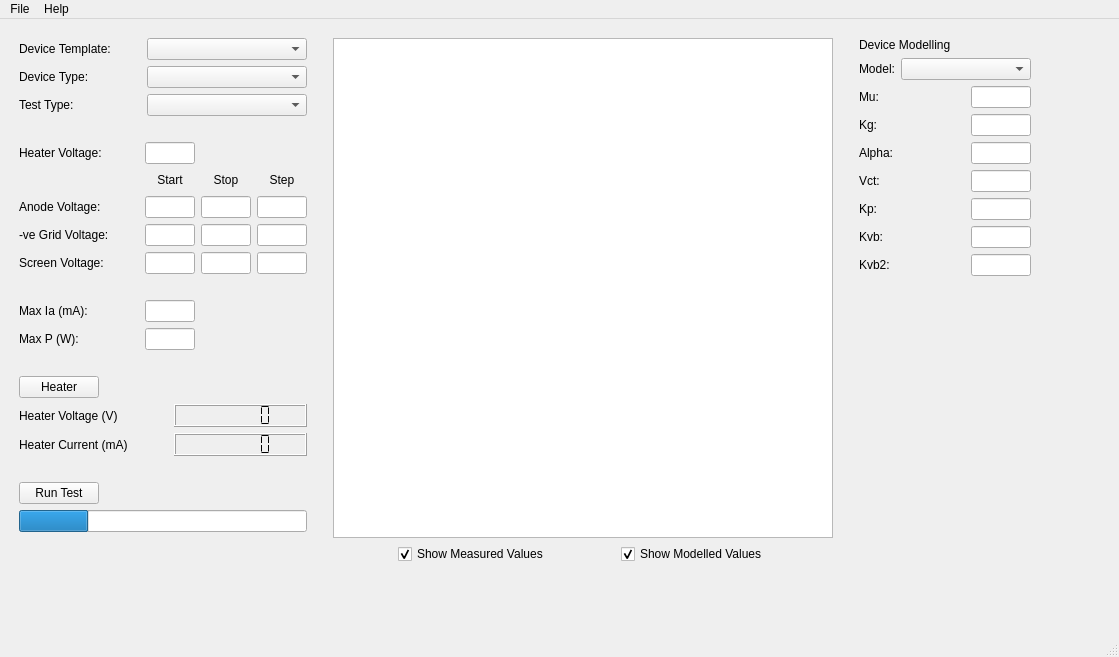
Before: the Qt Designer form valveanalyser.ui in olivergardiner/ValveTester, drawn with Qt 5.
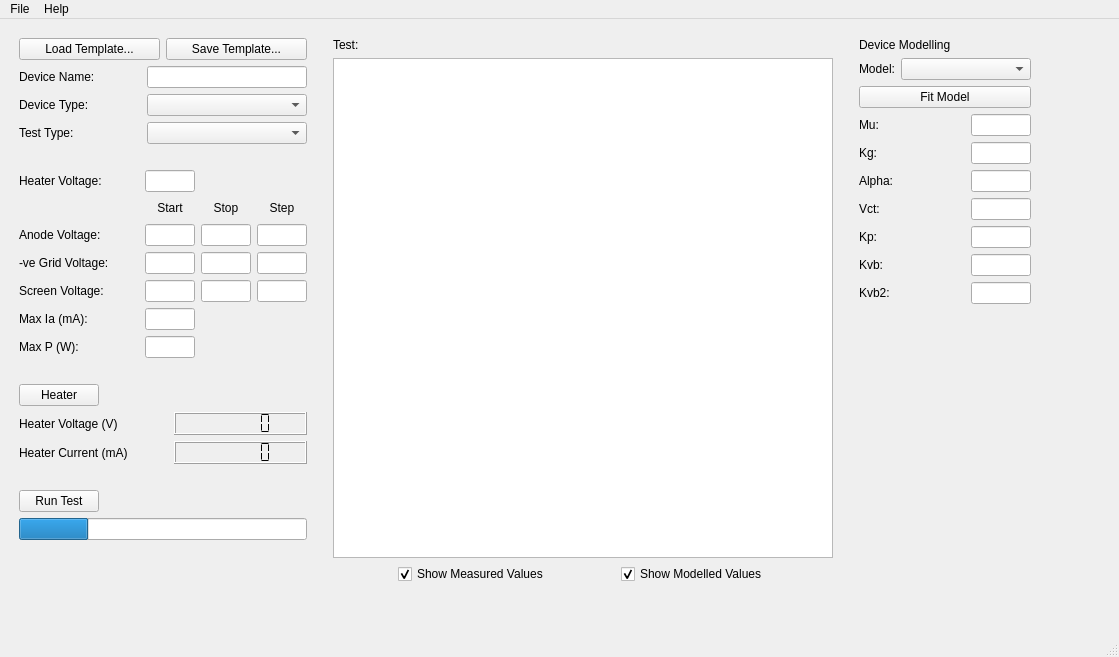
After: the same form once the commit is applied.

Commit message: Added plotting and modelling for Transfer Characteristics (screen characteristics still missing)

Patch:
```diff
--- a/valveanalyser.ui
+++ b/valveanalyser.ui
@@ -26,23 +26,35 @@
     <layout class="QHBoxLayout" name="horizontalLayout">
      <item>
       <layout class="QVBoxLayout" name="verticalLayout">
+       <item>
+        <layout class="QHBoxLayout" name="horizontalLayout_22">
+         <item>
+          <widget class="QPushButton" name="pushButton_2">
+           <property name="text">
+            <string>Load Template...</string>
+           </property>
+          </widget>
+         </item>
+         <item>
+          <widget class="QPushButton" name="pushButton">
+           <property name="text">
+            <string>Save Template...</string>
+           </property>
+          </widget>
+         </item>
+        </layout>
+       </item>
        <item>
         <layout class="QHBoxLayout" name="horizontalLayout_6">
          <item>
           <widget class="QLabel" name="label_7">
            <property name="text">
-            <string>Device Template:</string>
+            <string>Device Name:</string>
            </property>
           </widget>
          </item>
          <item>
-          <widget class="QComboBox" name="templateSelection">
-           <property name="sizePolicy">
-            <sizepolicy hsizetype="Fixed" vsizetype="Fixed">
-             <horstretch>0</horstretch>
-             <verstretch>0</verstretch>
-            </sizepolicy>
-           </property>
+          <widget class="QLineEdit" name="deviceName">
            <property name="minimumSize">
             <size>
              <width>160</width>
@@ -570,22 +582,6 @@
          </item>
         </layout>
        </item>
-       <item>
-        <spacer name="verticalSpacer_7">
-         <property name="orientation">
-          <enum>Qt::Vertical</enum>
-         </property>
-         <property name="sizeType">
-          <enum>QSizePolicy::Fixed</enum>
-         </property>
-         <property name="sizeHint" stdset="0">
-          <size>
-           <width>20</width>
-           <height>20</height>
-          </size>
-         </property>
-        </spacer>
-       </item>
        <item>
         <layout class="QVBoxLayout" name="verticalLayout_4">
          <item>
@@ -978,6 +974,19 @@
      </item>
      <item>
       <layout class="QVBoxLayout" name="verticalLayout_2">
+       <item>
+        <widget class="QLabel" name="plotTitle">
+         <property name="sizePolicy">
+          <sizepolicy hsizetype="Ignored" vsizetype="Preferred">
+           <horstretch>0</horstretch>
+           <verstretch>0</verstretch>
+          </sizepolicy>
+         </property>
+         <property name="text">
+          <string>Test:</string>
+         </property>
+        </widget>
+       </item>
        <item>
         <widget class="QGraphicsView" name="graphicsView">
          <property name="sizePolicy">
@@ -1130,6 +1139,13 @@
          </item>
         </layout>
        </item>
+       <item>
+        <widget class="QPushButton" name="fitModelButton">
+         <property name="text">
+          <string>Fit Model</string>
+         </property>
+        </widget>
+       </item>
        <item>
         <layout class="QHBoxLayout" name="horizontalLayout_8">
          <item>
```
Left out of the diff: 8 changed lines with no effect on the pictures. The commit also changes 6 other files.
